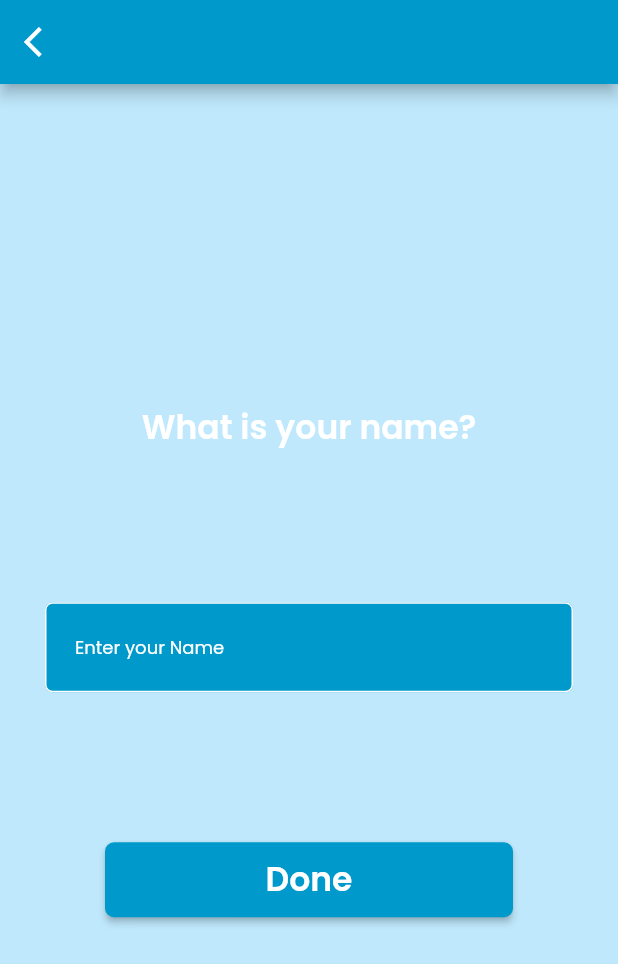
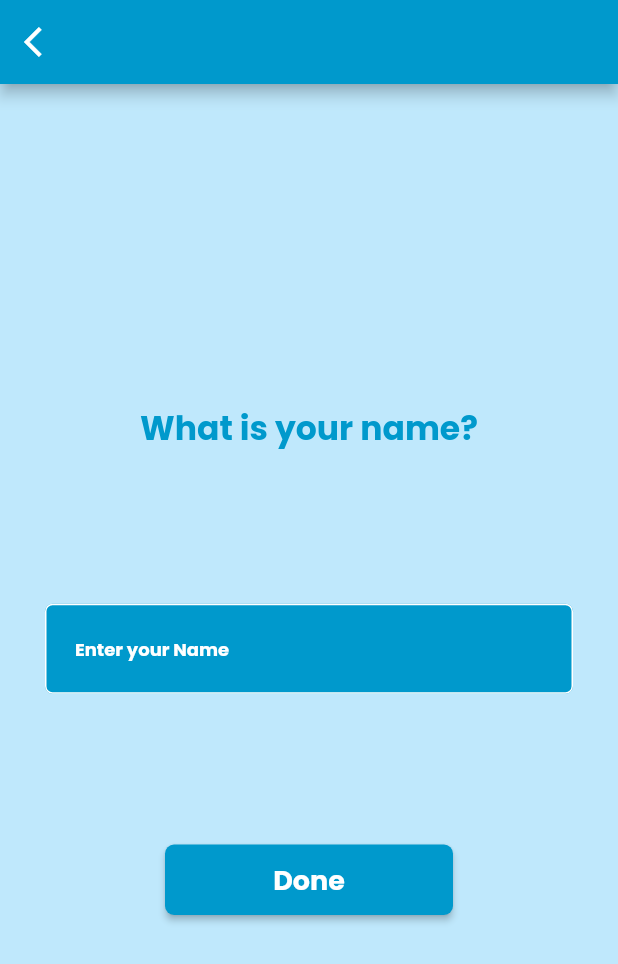
Before and after one commit to HoussemBousmaha/Quiz-U, a Flutter app: the EnterUserNameView screen opened by its route, on a phone screen of 412 x 824 dp. Shown: the top 964 px of the screen. Run offline on Flutter 3.47's test engine with Material 2 defaults, Android fonts, the phone set to English and light mode, and no system bars; our stand-ins replace connectivity_plus, country_picker, dartz, dio, flutter_otp_text_field, freezed_annotation and 10 more; accounts and stored records are empty; generated files the repository leaves out were written again.

Commit message:
UI Fix & User With no name must enter their name before going to home screen

```diff
--- a/lib/core/resources/theme_manager.dart
+++ b/lib/core/resources/theme_manager.dart
@@ -60,10 +60,10 @@ ThemeData getAppTheme() {
 
     // Text theme
     textTheme: TextTheme(
-      headline1: getSemiBoldStyle(color: ColorManager.primaryTextColor, fontSize: FontSize.s22),
+      headline1: getBoldStyle(color: ColorManager.primaryTextColor, fontSize: FontSize.s22),
       headline2: getBoldStyle(color: ColorManager.primaryTextColor, fontSize: FontSize.s14),
       headline3: getBoldStyle(color: ColorManager.secondaryTextColor, fontSize: FontSize.s10),
-      headline4: getRegularStyle(color: ColorManager.primaryTextColor, fontSize: FontSize.s12),
+      headline4: getBoldStyle(color: ColorManager.primaryTextColor, fontSize: FontSize.s12),
       subtitle1: getMediumStyle(color: ColorManager.secondaryTextColor, fontSize: FontSize.s14),
       subtitle2: getMediumStyle(color: ColorManager.secondaryTextColor, fontSize: FontSize.s14),
       caption: getRegularStyle(color: ColorManager.secondaryTextColor),
--- a/lib/presentation/views/confirm_otp/confirm_otp_view_model.dart
+++ b/lib/presentation/views/confirm_otp/confirm_otp_view_model.dart
@@ -25,8 +25,9 @@ class ConfirmOtpViewModel extends BaseViewModel {
         inputState.add(ContentState());
 
         final userStatus = loginModel.userStatus;
+        final userName = loginModel.name;
 
-        if (userStatus.isNotEmpty && userStatus == 'new') {
+        if ((userStatus.isNotEmpty && userStatus == 'new') || userName.isEmpty) {
           isNewUser.add(true);
         } else {
           isLoggedInSuccess.add(true);
--- a/lib/presentation/views/enter_user_name/enter_user_name.dart
+++ b/lib/presentation/views/enter_user_name/enter_user_name.dart
@@ -1,6 +1,7 @@
 import 'package:flutter/material.dart';
 import 'package:flutter/scheduler.dart';
 import 'package:hooks_riverpod/hooks_riverpod.dart';
+import 'package:quiz_u_final/core/resources/font_manager.dart';
 
 import '../../../core/app/app.router.dart';
 import '../../../core/dependecy_injection/dependency_injection.dart';
@@ -66,7 +67,10 @@ class _EnterUserNameViewState extends ConsumerState<EnterUserNameView> {
         child: Column(
           mainAxisAlignment: MainAxisAlignment.center,
           children: [
-            Text(AppStrings.whatIsYourName, style: Theme.of(context).textTheme.headline1),
+            Text(
+              AppStrings.whatIsYourName,
+              style: Theme.of(context).textTheme.headline1?.copyWith(color: ColorManager.primaryButtonColor),
+            ),
             SizedBox(height: AppSize.hs100),
             Container(
               alignment: Alignment.center,
@@ -83,6 +87,7 @@ class _EnterUserNameViewState extends ConsumerState<EnterUserNameView> {
                 decoration: InputDecoration(
                   contentPadding: EdgeInsets.symmetric(horizontal: AppSize.ws20),
                   hintText: AppStrings.enterName,
+                  hintStyle: Theme.of(context).textTheme.headline4,
                   filled: true,
                   fillColor: ColorManager.textFieldFillColor,
                 ),
@@ -90,16 +95,17 @@ class _EnterUserNameViewState extends ConsumerState<EnterUserNameView> {
             ),
             SizedBox(height: AppSize.hs100),
             Container(
-              height: AppSize.hs50,
               width: double.infinity,
-              margin: EdgeInsets.symmetric(horizontal: AppSize.ws40),
+              margin: EdgeInsets.symmetric(horizontal: AppSize.ws80),
               child: ElevatedButton(
-                onPressed: () async {
-                  model.updateUserName(controller.text);
-                },
+                style: ElevatedButton.styleFrom(
+                  backgroundColor: ColorManager.primaryButtonColor,
+                  padding: EdgeInsets.symmetric(vertical: AppSize.hs10),
+                ),
+                onPressed: () => model.updateUserName(controller.text),
                 child: Text(
                   AppStrings.done,
-                  style: Theme.of(context).textTheme.headline1,
+                  style: Theme.of(context).textTheme.headline1?.copyWith(fontSize: FontSize.s18),
                 ),
               ),
             ),
--- a/lib/presentation/views/enter_user_name/enter_user_name_view_model.dart
+++ b/lib/presentation/views/enter_user_name/enter_user_name_view_model.dart
@@ -15,6 +15,7 @@ class EnterUserNameViewModel extends BaseViewModel {
   EnterUserNameViewModel(this._updateUserNameUseCase);
 
   Future<void> updateUserName(String name) async {
+    inputState.add(LoadingState(stateRendererType: StateRendererType.fullScreenLoadingState));
     (await _updateUserNameUseCase.execute(
       UpdateUserNameUseCaseInput(name: name),
     ))
--- a/lib/presentation/views/login/login.dart
+++ b/lib/presentation/views/login/login.dart
@@ -73,7 +73,7 @@ class _LoginViewState extends ConsumerState<LoginView> {
       width: double.infinity,
       margin: EdgeInsets.symmetric(horizontal: AppSize.ws40),
       child: ElevatedButton(
-        onPressed: () => Navigator.of(context).pushNamed(Routes.confirmOtpView),
+        onPressed: () => Navigator.of(context).pushReplacementNamed(Routes.confirmOtpView),
         child: Text(
           AppStrings.start,
           style: Theme.of(context).textTheme.headline1,
@@ -87,7 +87,7 @@ class _LoginViewState extends ConsumerState<LoginView> {
       alignment: Alignment.center,
       height: AppSize.hs60,
       child: TextField(
-        onSubmitted: (_) => Navigator.of(context).pushNamed(Routes.confirmOtpView),
+        onSubmitted: (_) => Navigator.of(context).pushReplacementNamed(Routes.confirmOtpView),
         onChanged: (mobileNumber) => ref.read(mobileNumberProvider.notifier).state = mobileNumber,
         cursorColor: ColorManager.white,
         textInputAction: TextInputAction.done,
```
Also changed, not shown: lib/presentation/views/confirm_otp/confirm_otp.dart (+7 -1 lines).
